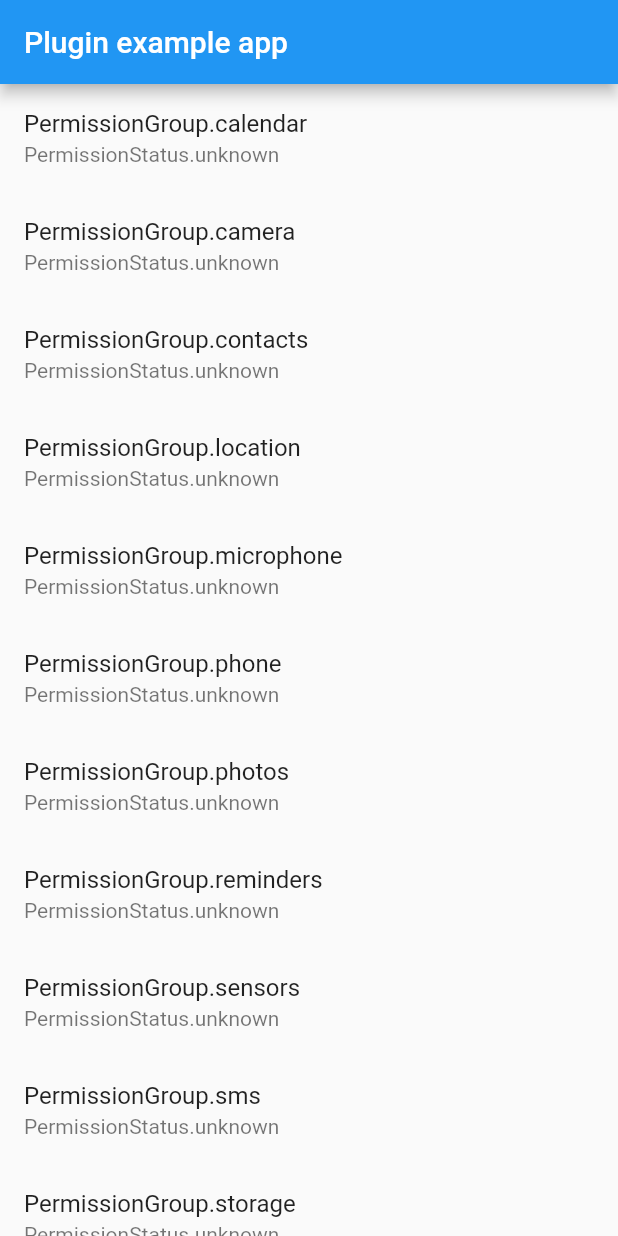
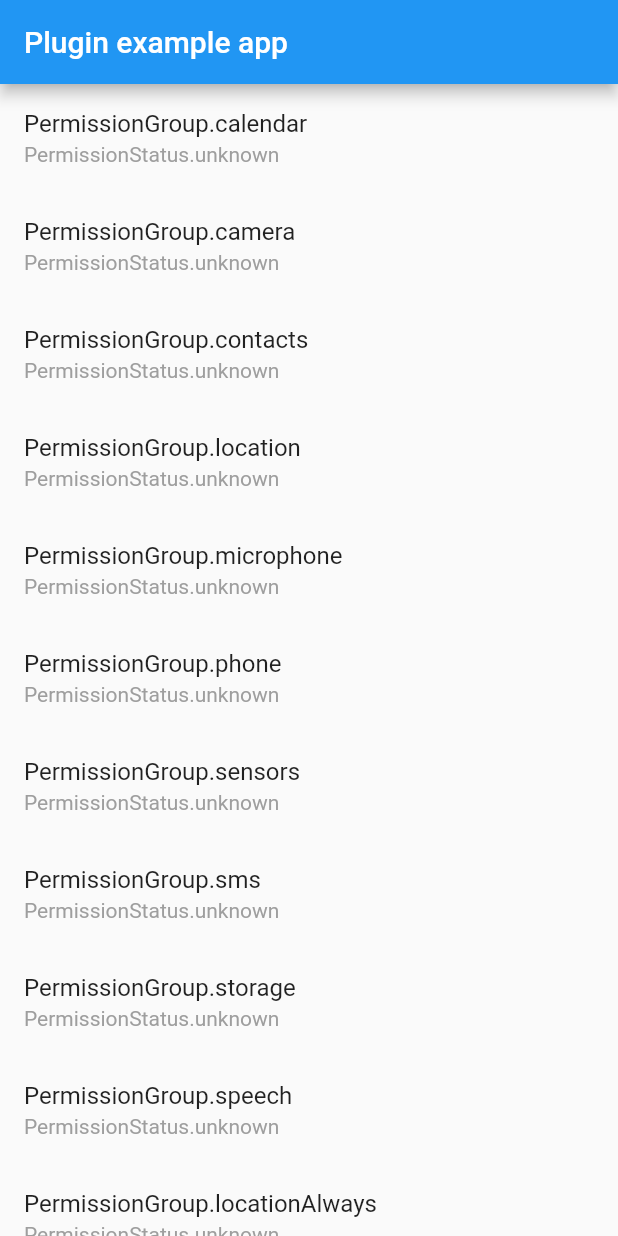
Before and after one commit to Baseflow/flutter-permission-handler, a Flutter app: the screen it shows after launch, on a phone screen of 412 x 824 dp. Run offline on Flutter 3.47's test engine with Material 2 defaults, Android fonts, the phone set to English and light mode, and no system bars.

Commit message:
Initial structure of example applicaiton

```diff
--- a/example/lib/main.dart
+++ b/example/lib/main.dart
@@ -1,3 +1,5 @@
+import 'dart:io';
+
 import 'package:flutter/material.dart';
 import 'package:permission_handler/permission_enums.dart';
 import 'package:permission_handler/permission_handler.dart';
@@ -5,7 +7,6 @@ import 'package:permission_handler/permission_handler.dart';
 void main() => runApp(new MyApp());
 
 class MyApp extends StatelessWidget {
-
   @override
   Widget build(BuildContext context) {
     return new MaterialApp(
@@ -16,9 +17,22 @@ class MyApp extends StatelessWidget {
       body: new Center(
         child: new ListView(
             children: PermissionGroup.values
-              .where((PermissionGroup permission) => permission != PermissionGroup.unknown)
-              .map((PermissionGroup permission) => new PermissionWidget(permission)).toList()
-        ),
+                .where((PermissionGroup permission) {
+                  if (Platform.isIOS) {
+                    return permission != PermissionGroup.unknown &&
+                           permission != PermissionGroup.phone &&
+                           permission != PermissionGroup.sms &&
+                           permission != PermissionGroup.storage;
+                  } else {
+                    return permission != PermissionGroup.unknown &&
+                           permission != PermissionGroup.mediaLibrary &&
+                           permission != PermissionGroup.photos &&
+                           permission != PermissionGroup.reminders;
+                  }
+                })
+                .map((PermissionGroup permission) =>
+                    new PermissionWidget(permission))
+                .toList()),
       ),
     ));
   }
@@ -48,14 +62,42 @@ class _PermissionState extends State<PermissionWidget> {
 
   void _listenForPermissionStatus() async {
     print(_permissionGroup.toString());
-    _permissionStatus = await PermissionHandler.checkPermissionStatus(_permissionGroup);
+    _permissionStatus =
+        await PermissionHandler.checkPermissionStatus(_permissionGroup);
+  }
+
+  Color getPermissionColor() {
+    switch (_permissionStatus) {
+      case PermissionStatus.denied:
+        return Colors.red;
+      case PermissionStatus.granted:
+        return Colors.green;
+      default:
+        return Colors.grey;
+    }
   }
 
   @override
   Widget build(BuildContext context) {
     return new ListTile(
       title: new Text(_permissionGroup.toString()),
-      subtitle: new Text(_permissionStatus.toString()),
+      subtitle: new Text(
+        _permissionStatus.toString(),
+        style: new TextStyle(color: getPermissionColor()),
+      ),
+      onTap: () async {
+        if (_permissionStatus == PermissionStatus.unknown) {
+          final List<PermissionGroup> permissions = <PermissionGroup>[
+            _permissionGroup
+          ];
+          final Map<PermissionGroup, PermissionStatus> permissionRequestResult =
+              await PermissionHandler.requestPermissions(permissions);
+
+          setState(() {
+            _permissionStatus = permissionRequestResult[_permissionGroup];
+          });
+        }
+      },
     );
   }
 }
```
Lines whose indentation alone changed are shown as unchanged.
